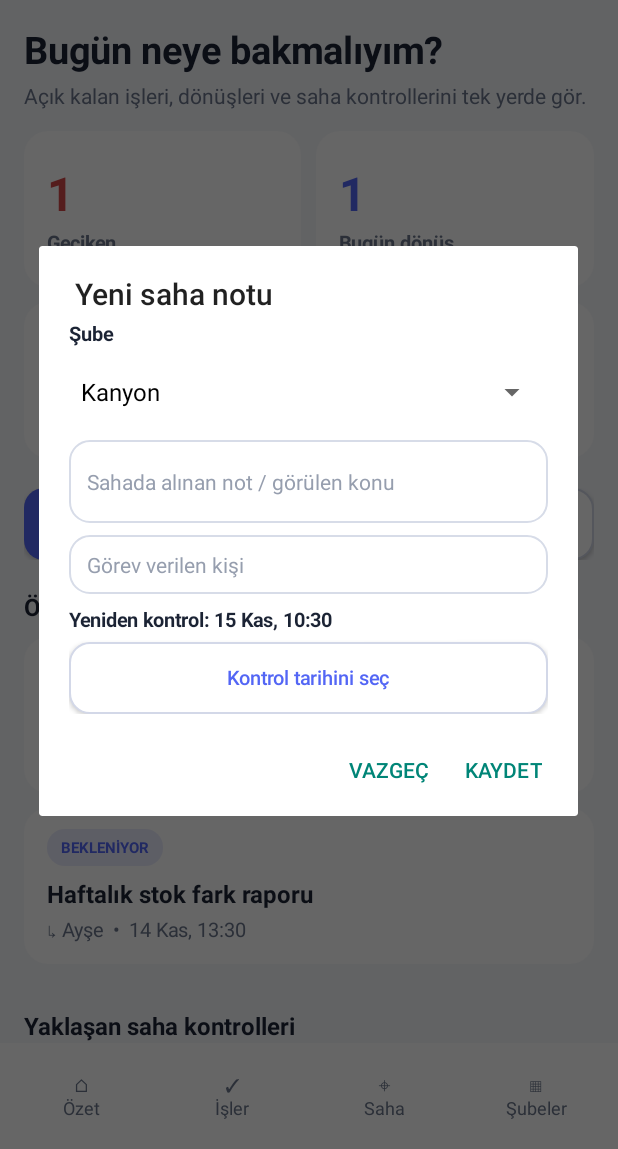
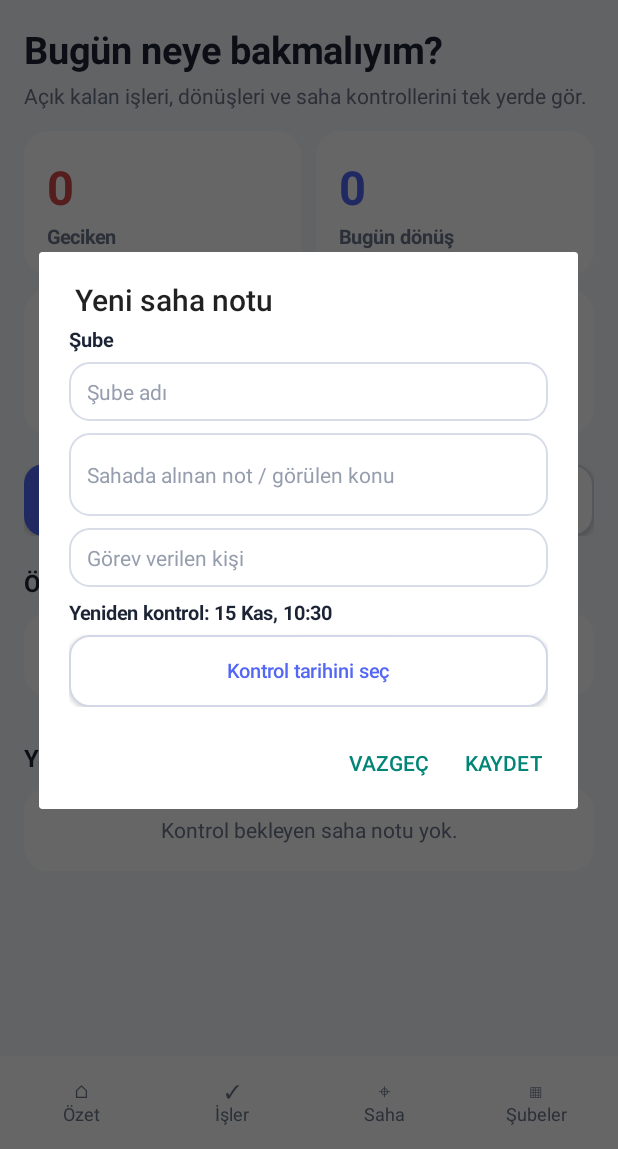
Before and after one commit to canmuslu59/eazilodev, an Android app: the screen it shows after launch (MainActivity), after a tap on "+ Saha notu", on a phone screen of 412 x 824 dp, the part 87-1236 px from its top. Run offline under Robolectric (Android 15) with nearby library versions, the phone set to English and light mode, and no system bars; 1 other tap on this screen came first.

Commit message:
Clean prototype data and improve small-screen layout

```diff
--- a/manager-prototype/app/src/main/java/com/eazilo/yoneticitakip/MainActivity.java
+++ b/manager-prototype/app/src/main/java/com/eazilo/yoneticitakip/MainActivity.java
@@ -32,8 +32,6 @@ public class MainActivity extends Activity {
     private final int RED = Color.rgb(213, 72, 72);
     private final int ORANGE = Color.rgb(222, 139, 41);
 
-    private final String[] DEFAULT_BRANCHES = {"Kanyon", "İstinyePark", "Zorlu", "Emaar", "Akasya"};
-
     private SharedPreferences prefs;
     private JSONArray tasks = new JSONArray();
     private JSONArray fieldNotes = new JSONArray();
@@ -53,7 +51,7 @@ public class MainActivity extends Activity {
         createNotificationChannel();
         requestNotificationPermissionIfNeeded();
         loadData();
-        seedDemoData();
+        purgeLegacyDemoData();
         buildShell();
         showHome();
     }
@@ -62,6 +60,7 @@ public class MainActivity extends Activity {
         LinearLayout root = new LinearLayout(this);
         root.setOrientation(LinearLayout.VERTICAL);
         root.setBackgroundColor(BG);
+        if (Build.VERSION.SDK_INT >= 30) getWindow().setDecorFitsSystemWindows(true);
 
         LinearLayout header = new LinearLayout(this);
         header.setPadding(dp(18), dp(14), dp(18), dp(12));
@@ -71,13 +70,15 @@ public class MainActivity extends Activity {
         TextView privacy = tv("  •  yerel", 12, Color.rgb(171, 184, 206), false);
         header.addView(brand);
         header.addView(privacy);
-        root.addView(header, new LinearLayout.LayoutParams(-1, dp(58)));
+        header.setMinimumHeight(dp(58));
+        root.addView(header, new LinearLayout.LayoutParams(-1, -2));
 
         ScrollView scroller = new ScrollView(this);
         scroller.setFillViewport(true);
         content = new LinearLayout(this);
         content.setOrientation(LinearLayout.VERTICAL);
-        content.setPadding(dp(16), dp(16), dp(16), dp(28));
+        int side = isNarrowScreen() ? 12 : 16;
+        content.setPadding(dp(side), dp(16), dp(side), dp(28));
         scroller.addView(content, new ScrollView.LayoutParams(-1, -2));
         root.addView(scroller, new LinearLayout.LayoutParams(-1, 0, 1));
 
@@ -85,10 +86,11 @@ public class MainActivity extends Activity {
         nav.setPadding(dp(4), dp(5), dp(4), dp(7));
         nav.setBackgroundColor(Color.WHITE);
         nav.setGravity(Gravity.CENTER);
-        nav.addView(navButton("⌂\nÖzet", "home"), new LinearLayout.LayoutParams(0, dp(58), 1));
-        nav.addView(navButton("✓\nİşler", "tasks"), new LinearLayout.LayoutParams(0, dp(58), 1));
-        nav.addView(navButton("⌖\nSaha", "field"), new LinearLayout.LayoutParams(0, dp(58), 1));
-        nav.addView(navButton("▦\nŞubeler", "branches"), new LinearLayout.LayoutParams(0, dp(58), 1));
+        nav.setMinimumHeight(dp(62));
+        nav.addView(navButton("⌂\nÖzet", "home"), new LinearLayout.LayoutParams(0, -2, 1));
+        nav.addView(navButton("✓\nİşler", "tasks"), new LinearLayout.LayoutParams(0, -2, 1));
+        nav.addView(navButton("⌖\nSaha", "field"), new LinearLayout.LayoutParams(0, -2, 1));
+        nav.addView(navButton("▦\nŞubeler", "branches"), new LinearLayout.LayoutParams(0, -2, 1));
         root.addView(nav);
         setContentView(root);
     }
@@ -134,22 +136,30 @@ public class MainActivity extends Activity {
         }
 
         LinearLayout row1 = new LinearLayout(this); row1.setOrientation(LinearLayout.HORIZONTAL);
-        row1.addView(statCard("Geciken", String.valueOf(overdueTasks), RED), new LinearLayout.LayoutParams(0, dp(104), 1));
+        row1.addView(statCard("Geciken", String.valueOf(overdueTasks), RED), new LinearLayout.LayoutParams(0, -2, 1));
         Space s1 = new Space(this); row1.addView(s1, new LinearLayout.LayoutParams(dp(10), 1));
-        row1.addView(statCard("Bugün dönüş", String.valueOf(todayTasks), ACCENT), new LinearLayout.LayoutParams(0, dp(104), 1));
+        row1.addView(statCard("Bugün dönüş", String.valueOf(todayTasks), ACCENT), new LinearLayout.LayoutParams(0, -2, 1));
         content.addView(row1);
         Space vs = new Space(this); content.addView(vs, new LinearLayout.LayoutParams(1, dp(10)));
         LinearLayout row2 = new LinearLayout(this); row2.setOrientation(LinearLayout.HORIZONTAL);
-        row2.addView(statCard("Saha açık", String.valueOf(waitingField), ORANGE), new LinearLayout.LayoutParams(0, dp(104), 1));
+        row2.addView(statCard("Saha açık", String.valueOf(waitingField), ORANGE), new LinearLayout.LayoutParams(0, -2, 1));
         Space s2 = new Space(this); row2.addView(s2, new LinearLayout.LayoutParams(dp(10), 1));
-        row2.addView(statCard("Bugün kontrol", String.valueOf(todayField), GREEN), new LinearLayout.LayoutParams(0, dp(104), 1));
+        row2.addView(statCard("Bugün kontrol", String.valueOf(todayField), GREEN), new LinearLayout.LayoutParams(0, -2, 1));
         content.addView(row2);
 
         Space gap = new Space(this); content.addView(gap, new LinearLayout.LayoutParams(1, dp(20)));
-        LinearLayout quick = new LinearLayout(this); quick.setOrientation(LinearLayout.HORIZONTAL);
-        quick.addView(primaryButton("+ Yeni iş", v -> showAddTaskDialog()), new LinearLayout.LayoutParams(0, dp(48), 1));
-        Space qs = new Space(this); quick.addView(qs, new LinearLayout.LayoutParams(dp(10), 1));
-        quick.addView(outlineButton("+ Saha notu", v -> showAddFieldDialog()), new LinearLayout.LayoutParams(0, dp(48), 1));
+        LinearLayout quick = new LinearLayout(this); quick.setOrientation(isNarrowScreen() ? LinearLayout.VERTICAL : LinearLayout.HORIZONTAL);
+        Button quickTask = primaryButton("+ Yeni iş", v -> showAddTaskDialog());
+        Button quickField = outlineButton("+ Saha notu", v -> showAddFieldDialog());
+        if (isNarrowScreen()) {
+            quick.addView(quickTask, new LinearLayout.LayoutParams(-1, dp(48)));
+            Space qs = new Space(this); quick.addView(qs, new LinearLayout.LayoutParams(1, dp(8)));
+            quick.addView(quickField, new LinearLayout.LayoutParams(-1, dp(48)));
+        } else {
+            quick.addView(quickTask, new LinearLayout.LayoutParams(0, dp(48), 1));
+            Space qs = new Space(this); quick.addView(qs, new LinearLayout.LayoutParams(dp(10), 1));
+            quick.addView(quickField, new LinearLayout.LayoutParams(0, dp(48), 1));
+        }
         content.addView(quick);
 
         sectionTitle("Öncelikli takipler");
@@ -198,10 +208,18 @@ public class MainActivity extends Activity {
         TextView hint = tv("Şubede görülen konu → görev verilen kişi → yeniden kontrol zamanı.", 13, MUTED, false);
         hint.setPadding(0, dp(4), 0, dp(12)); content.addView(hint);
 
-        LinearLayout row = new LinearLayout(this); row.setOrientation(LinearLayout.HORIZONTAL);
-        row.addView(primaryButton("+ Saha notu", v -> showAddFieldDialog()), new LinearLayout.LayoutParams(0, dp(48), 1));
-        Space sp = new Space(this); row.addView(sp, new LinearLayout.LayoutParams(dp(10), 1));
-        row.addView(outlineButton("📷 Kontrol kartı", v -> showControlCardDialog()), new LinearLayout.LayoutParams(0, dp(48), 1));
+        LinearLayout row = new LinearLayout(this); row.setOrientation(isNarrowScreen() ? LinearLayout.VERTICAL : LinearLayout.HORIZONTAL);
+        Button addField = primaryButton("+ Saha notu", v -> showAddFieldDialog());
+        Button addCard = outlineButton("📷 Kontrol kartı", v -> showControlCardDialog());
+        if (isNarrowScreen()) {
+            row.addView(addField, new LinearLayout.LayoutParams(-1, dp(48)));
+            Space sp = new Space(this); row.addView(sp, new LinearLayout.LayoutParams(1, dp(8)));
+            row.addView(addCard, new LinearLayout.LayoutParams(-1, dp(48)));
+        } else {
+            row.addView(addField, new LinearLayout.LayoutParams(0, dp(48), 1));
+            Space sp = new Space(this); row.addView(sp, new LinearLayout.LayoutParams(dp(10), 1));
+            row.addView(addCard, new LinearLayout.LayoutParams(0, dp(48), 1));
+        }
         content.addView(row);
 
         sectionTitle("Kontrol bekleyen saha notları");
@@ -226,9 +244,11 @@ public class MainActivity extends Activity {
         TextView hint = tv("Her şubenin açık saha maddelerini ve fotoğraflanan kontrol kartlarını gör.", 13, MUTED, false);
         hint.setPadding(0, dp(4), 0, dp(14)); content.addView(hint);
 
-        LinkedHashSet<String> branches = new LinkedHashSet<>(Arrays.asList(DEFAULT_BRANCHES));
+        LinkedHashSet<String> branches = new LinkedHashSet<>();
         for (int i=0;i<fieldNotes.length();i++) branches.add(fieldNotes.optJSONObject(i).optString("branch"));
         for (int i=0;i<controlCards.length();i++) branches.add(controlCards.optJSONObject(i).optString("branch"));
+        branches.remove("");
+        if (branches.isEmpty()) content.addView(emptyState("Henüz şube kaydı yok. Saha notu veya kontrol kartı ekleyerek başlayabilirsin."));
 
         for (String branch : branches) {
             int open = 0, cards = 0; long next = Long.MAX_VALUE;
@@ -346,7 +366,7 @@ public class MainActivity extends Activity {
     private void showAddFieldDialog() {
         final long[] checkAt = {System.currentTimeMillis()+24L*60*60*1000};
         LinearLayout form=dialogForm();
-        Spinner branch=new Spinner(this); branch.setAdapter(new ArrayAdapter<>(this,android.R.layout.simple_spinner_dropdown_item,DEFAULT_BRANCHES));
+        EditText branch=input("Şube adı");
         EditText note=input("Sahada alınan not / görülen konu"); note.setMinLines(2);
         EditText person=input("Görev verilen kişi");
         form.addView(formLabel("Şube")); form.addView(branch); form.addView(space8()); form.addView(note); form.addView(space8()); form.addView(person); form.addView(space8());
@@ -354,22 +374,27 @@ public class MainActivity extends Activity {
         form.addView(outlineButton("Kontrol tarihini seç",v->pickDateTime(checkAt,dateLabel,"Yeniden kontrol: ")));
         AlertDialog dlg=new AlertDialog.Builder(this).setTitle("Yeni saha notu").setView(wrapForm(form)).setNegativeButton("Vazgeç",null).setPositiveButton("Kaydet",null).create();
         dlg.setOnShowListener(x->dlg.getButton(AlertDialog.BUTTON_POSITIVE).setOnClickListener(v->{
-            if(note.getText().toString().trim().isEmpty()||person.getText().toString().trim().isEmpty()){toast("Not ve görev verilen kişi gerekli.");return;}
-            try { int id=nextId(); JSONObject o=new JSONObject(); o.put("id",id);o.put("branch",branch.getSelectedItem().toString());o.put("note",note.getText().toString().trim());o.put("person",person.getText().toString().trim());o.put("checkAt",checkAt[0]);o.put("done",false);o.put("created",System.currentTimeMillis());fieldNotes.put(o);saveData();
-                scheduleNotification(id,Math.max(System.currentTimeMillis()+60_000L,checkAt[0]-3L*60*60*1000),"Saha kontrolü yaklaşıyor",branch.getSelectedItem()+" • "+note.getText().toString().trim());
-                scheduleNotification(id+200000,checkAt[0],"Saha kontrol zamanı",branch.getSelectedItem()+" • "+note.getText().toString().trim()); dlg.dismiss();toast("Saha notu kaydedildi.");refreshCurrent();
+            String branchName=branch.getText().toString().trim();
+            if(branchName.isEmpty()||note.getText().toString().trim().isEmpty()||person.getText().toString().trim().isEmpty()){toast("Şube, not ve görev verilen kişi gerekli.");return;}
+            try { int id=nextId(); JSONObject o=new JSONObject(); o.put("id",id);o.put("branch",branchName);o.put("note",note.getText().toString().trim());o.put("person",person.getText().toString().trim());o.put("checkAt",checkAt[0]);o.put("done",false);o.put("created",System.currentTimeMillis());fieldNotes.put(o);saveData();
+                scheduleNotification(id,Math.max(System.currentTimeMillis()+60_000L,checkAt[0]-3L*60*60*1000),"Saha kontrolü yaklaşıyor",branchName+" • "+note.getText().toString().trim());
+                scheduleNotification(id+200000,checkAt[0],"Saha kontrol zamanı",branchName+" • "+note.getText().toString().trim()); dlg.dismiss();toast("Saha notu kaydedildi.");refreshCurrent();
             }catch(Exception e){toast("Kaydedilemedi.");}
         })); dlg.show();
     }
 
     private void showControlCardDialog() {
         final long[] next = {System.currentTimeMillis()+14L*24*60*60*1000};
-        LinearLayout form=dialogForm(); Spinner branch=new Spinner(this);branch.setAdapter(new ArrayAdapter<>(this,android.R.layout.simple_spinner_dropdown_item,DEFAULT_BRANCHES));
+        LinearLayout form=dialogForm(); EditText branch=input("Şube adı");
         form.addView(formLabel("Şube"));form.addView(branch);form.addView(space8());TextView d=formLabel("Sonraki kontrol: "+formatDate(next[0]));form.addView(d);form.addView(outlineButton("Sonraki kontrol tarihini seç",v->pickDateTime(next,d,"Sonraki kontrol: ")));
         TextView info=tv("Devam edince kamera açılır. Çekilen kontrol kartı fotoğrafı yalnızca uygulamanın yerel alanına kaydedilir.",13,MUTED,false);info.setPadding(0,dp(12),0,0);form.addView(info);
-        new AlertDialog.Builder(this).setTitle("Kontrol kartını fotoğrafla").setView(wrapForm(form)).setNegativeButton("Vazgeç",null).setPositiveButton("Kamerayı aç",(dgl,w)->{
-            pendingCardBranch=branch.getSelectedItem().toString();pendingCardNextCheck=next[0];launchCamera();
-        }).show();
+        AlertDialog dlg=new AlertDialog.Builder(this).setTitle("Kontrol kartını fotoğrafla").setView(wrapForm(form)).setNegativeButton("Vazgeç",null).setPositiveButton("Kamerayı aç",null).create();
+        dlg.setOnShowListener(x->dlg.getButton(AlertDialog.BUTTON_POSITIVE).setOnClickListener(v->{
+            String branchName=branch.getText().toString().trim();
+            if(branchName.isEmpty()){toast("Şube adı gerekli.");return;}
+            pendingCardBranch=branchName;pendingCardNextCheck=next[0];dlg.dismiss();launchCamera();
+        }));
+        dlg.show();
     }
 
     private void launchCamera() {
@@ -421,15 +446,22 @@ public class MainActivity extends Activity {
     private void saveData(){prefs.edit().putString("tasks",tasks.toString()).putString("fieldNotes",fieldNotes.toString()).putString("controlCards",controlCards.toString()).apply();}
     private int nextId(){return (int)(System.currentTimeMillis()%1000000000L);}
 
-    private void seedDemoData(){if(prefs.getBoolean("seeded",false))return;try{
-        long now=System.currentTimeMillis();
-        JSONObject a=new JSONObject();a.put("id",nextId()+1);a.put("title","Haftalık stok fark raporu");a.put("steps","Sayım → fark listesi → fotoğraflar");a.put("person","Ayşe");a.put("due",now+3L*60*60*1000);a.put("remindMin",60);a.put("priority","Önemli");a.put("done",false);a.put("created",now);tasks.put(a);
-        JSONObject b=new JSONObject();b.put("id",nextId()+2);b.put("title","Vitrin uygulama teyidi");b.put("steps","Fotoğraf al → ölçü kontrolü");b.put("person","Murat");b.put("due",now-75L*60*1000);b.put("remindMin",30);b.put("priority","Kritik");b.put("done",false);b.put("created",now);tasks.put(b);
-        JSONObject n=new JSONObject();n.put("id",nextId()+3);n.put("branch","Kanyon");n.put("note","Depo düzeni yeniden kontrol edilecek");n.put("person","Zeynep");n.put("checkAt",now+5L*60*60*1000);n.put("done",false);n.put("created",now);fieldNotes.put(n);
-        saveData();prefs.edit().putBoolean("seeded",true).apply();
-    }catch(Exception ignored){}}
+    private void purgeLegacyDemoData(){
+        boolean changed=false;
+        for(int i=tasks.length()-1;i>=0;i--){
+            JSONObject o=tasks.optJSONObject(i); if(o==null) continue;
+            String title=o.optString("title");
+            if(title.equals("Haftalık stok fark raporu")||title.equals("Vitrin uygulama teyidi")){ tasks.remove(i); changed=true; }
+        }
+        for(int i=fieldNotes.length()-1;i>=0;i--){
+            JSONObject o=fieldNotes.optJSONObject(i); if(o==null) continue;
+            if(o.optString("branch").equals("Kanyon") && o.optString("note").equals("Depo düzeni yeniden kontrol edilecek")){ fieldNotes.remove(i); changed=true; }
+        }
+        if(changed) saveData();
+        prefs.edit().remove("seeded").apply();
+    }
 
-    private LinearLayout statCard(String label,String value,int color){LinearLayout c=baseCard();c.setGravity(Gravity.CENTER_VERTICAL);TextView v=tv(value,31,color,true);c.addView(v);TextView l=tv(label,13,MUTED,true);l.setPadding(0,dp(3),0,0);c.addView(l);return c;}
+    private LinearLayout statCard(String label,String value,int color){LinearLayout c=baseCard();c.setGravity(Gravity.CENTER_VERTICAL);c.setMinimumHeight(dp(96));TextView v=tv(value,isNarrowScreen()?27:31,color,true);c.addView(v);TextView l=tv(label,isNarrowScreen()?12:13,MUTED,true);l.setPadding(0,dp(3),0,0);c.addView(l);return c;}
     private LinearLayout baseCard(){LinearLayout c=new LinearLayout(this);c.setOrientation(LinearLayout.VERTICAL);c.setPadding(dp(15),dp(14),dp(15),dp(14));c.setBackground(roundRect(CARD,16));return c;}
     private void addCard(View v){addMargins(v);content.addView(v);}
     private void addMargins(View v){LinearLayout.LayoutParams lp=new LinearLayout.LayoutParams(-1,-2);lp.setMargins(0,0,0,dp(10));v.setLayoutParams(lp);}
@@ -440,7 +472,7 @@ public class MainActivity extends Activity {
     private Button primaryButton(String text,View.OnClickListener l){Button b=new Button(this);b.setText(text);b.setTextColor(Color.WHITE);b.setTextSize(13);b.setAllCaps(false);b.setBackground(roundRect(ACCENT,13));b.setOnClickListener(l);return b;}
     private Button outlineButton(String text,View.OnClickListener l){Button b=new Button(this);b.setText(text);b.setTextColor(ACCENT);b.setTextSize(13);b.setAllCaps(false);b.setBackground(outlineBg(Color.rgb(211,216,232)));b.setOnClickListener(l);return b;}
     private Button smallButton(String text,int color,View.OnClickListener l){Button b=new Button(this);b.setText(text);b.setTextColor(color);b.setTextSize(12);b.setAllCaps(false);b.setBackground(outlineBg(adjustAlpha(color,0.55f)));b.setOnClickListener(l);return b;}
-    private LinearLayout titleRow(String title,String button,View.OnClickListener listener){LinearLayout row=new LinearLayout(this);row.setGravity(Gravity.CENTER_VERTICAL);TextView t=tv(title,25,TEXT,true);row.addView(t,new LinearLayout.LayoutParams(0,-2,1));Button b=primaryButton(button,listener);row.addView(b,new LinearLayout.LayoutParams(-2,dp(44)));return row;}
+    private LinearLayout titleRow(String title,String button,View.OnClickListener listener){LinearLayout row=new LinearLayout(this);row.setOrientation(isNarrowScreen()?LinearLayout.VERTICAL:LinearLayout.HORIZONTAL);row.setGravity(isNarrowScreen()?Gravity.START:Gravity.CENTER_VERTICAL);TextView t=tv(title,isNarrowScreen()?22:25,TEXT,true);Button b=primaryButton(button,listener);if(isNarrowScreen()){row.addView(t,new LinearLayout.LayoutParams(-1,-2));Space s=new Space(this);row.addView(s,new LinearLayout.LayoutParams(1,dp(8)));row.addView(b,new LinearLayout.LayoutParams(-1,dp(44)));}else{row.addView(t,new LinearLayout.LayoutParams(0,-2,1));row.addView(b,new LinearLayout.LayoutParams(-2,dp(44)));}return row;}
     private void sectionTitle(String s){TextView t=tv(s,16,TEXT,true);t.setPadding(0,dp(20),0,dp(9));content.addView(t);}
     private TextView emptyState(String s){TextView t=tv(s,14,MUTED,false);t.setGravity(Gravity.CENTER);t.setPadding(dp(15),dp(18),dp(15),dp(18));t.setBackground(roundRect(Color.WHITE,15));LinearLayout.LayoutParams lp=new LinearLayout.LayoutParams(-1,-2);lp.setMargins(0,0,0,dp(10));t.setLayoutParams(lp);return t;}
     private LinearLayout dialogForm(){LinearLayout l=new LinearLayout(this);l.setOrientation(LinearLayout.VERTICAL);l.setPadding(dp(4),dp(4),dp(4),dp(6));return l;}
@@ -450,6 +482,7 @@ public class MainActivity extends Activity {
     private Space space8(){Space s=new Space(this);s.setLayoutParams(new LinearLayout.LayoutParams(1,dp(8)));return s;}
     private TextView tv(String s,float size,int color,boolean bold){TextView t=new TextView(this);t.setText(s);t.setTextSize(size);t.setTextColor(color);if(bold)t.setTypeface(Typeface.DEFAULT,Typeface.BOLD);t.setLineSpacing(0,1.05f);return t;}
     private String formatDate(long ms){SimpleDateFormat f=new SimpleDateFormat("dd MMM, HH:mm",new Locale("tr","TR"));return f.format(new Date(ms));}
+    private boolean isNarrowScreen(){return getResources().getConfiguration().screenWidthDp < 380;}
     private int dp(int n){return (int)(n*getResources().getDisplayMetrics().density+0.5f);}
     private void toast(String s){Toast.makeText(this,s,Toast.LENGTH_SHORT).show();}
 }
```
